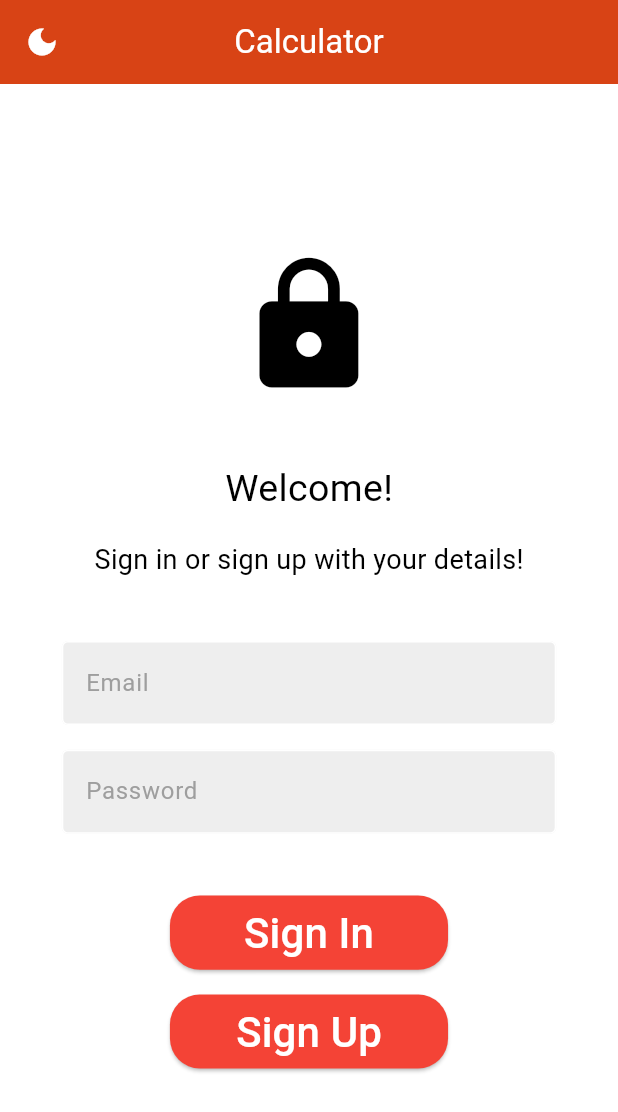
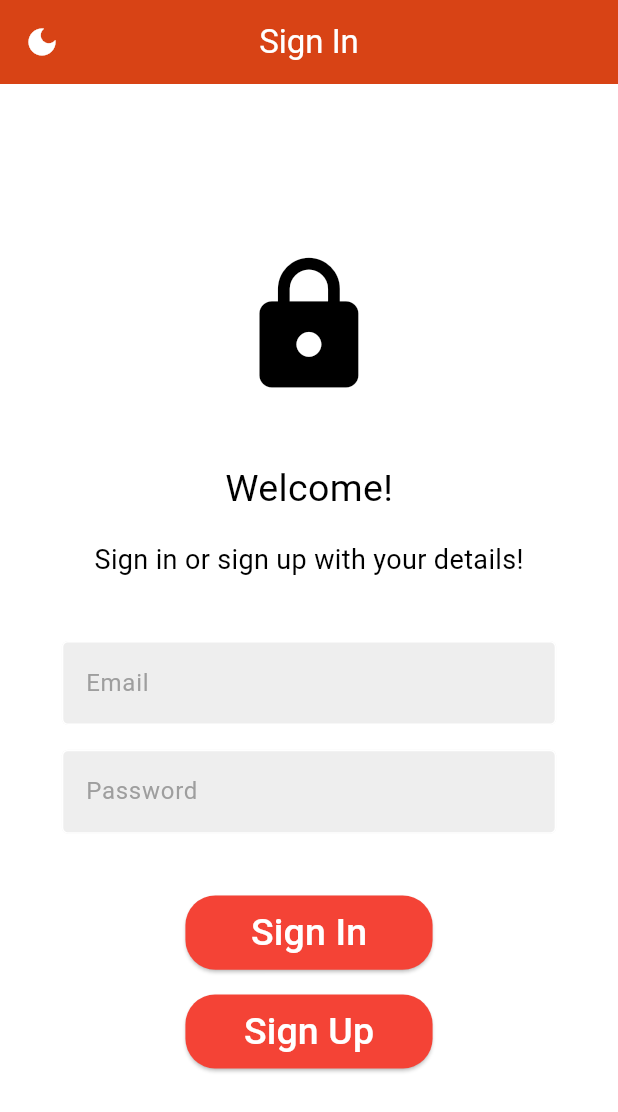
Before and after one commit to Krystizz/Calculator-App-DevSoc, a Flutter app: the screen it shows after launch, on a phone screen of 412 x 824 dp. Shown: the top 1112 px of the screen. Run offline on Flutter 3.47's test engine with Material 3 defaults, Android fonts, the phone set to English and light mode, and no system bars; our stand-ins replace cloud_firestore, firebase_auth, firebase_core; accounts and stored records are empty.

Commit message:
UI Changes

```diff
--- a/lib/login.dart
+++ b/lib/login.dart
@@ -128,14 +128,14 @@ class _LoginPageState extends State<LoginPage> {
       void Function() func, String txt) {
         return SizedBox(width: screenWidth*x, height: screenHeight*y, child:
           ElevatedButton(style: style, onPressed: func, child:
-            Text(txt, style: const TextStyle(fontSize: 28),),),);
+            Text(txt, style: const TextStyle(fontSize: 25),),),);
     }
 
     return Scaffold(
       backgroundColor: Colors.grey[300],
       appBar: AppBar(
         foregroundColor: Colors.white, backgroundColor: globals.appBarColor,
-        title: const Text('Calculator'), centerTitle: true,
+        title: const Text('Sign In'), centerTitle: true,
         leading: IconButton(icon: Icon(globals.themeIcon),
           onPressed: () {
               setState(() {darkTheme();});
@@ -204,9 +204,9 @@ class _LoginPageState extends State<LoginPage> {
                         ),
                 ),
                 SizedBox(height: screenHeight*0.05),
-                uiButton(0.45, 0.06, globals.style1, signUserIn, 'Sign In'),
+                uiButton(0.4, 0.06, globals.style1, signUserIn, 'Sign In'),
                 SizedBox(height: screenHeight*0.02),
-                uiButton(0.45, 0.06, globals.style1, signUserUp, 'Sign Up'),
+                uiButton(0.4, 0.06, globals.style1, signUserUp, 'Sign Up'),
                 SizedBox(height: screenHeight*0.08),
                 ]),
             ),
```
